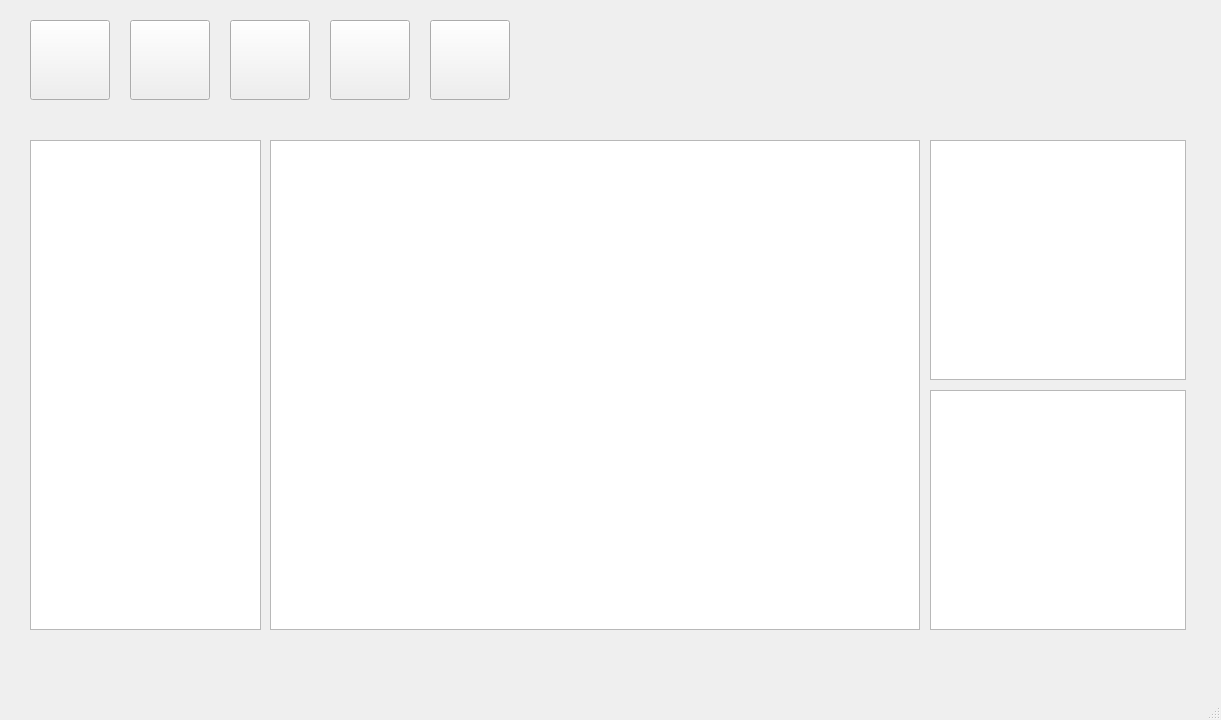
Qt form CalibrationTool/CalibrationTool.ui (Qfccse/CalibrationTool) before a commit.
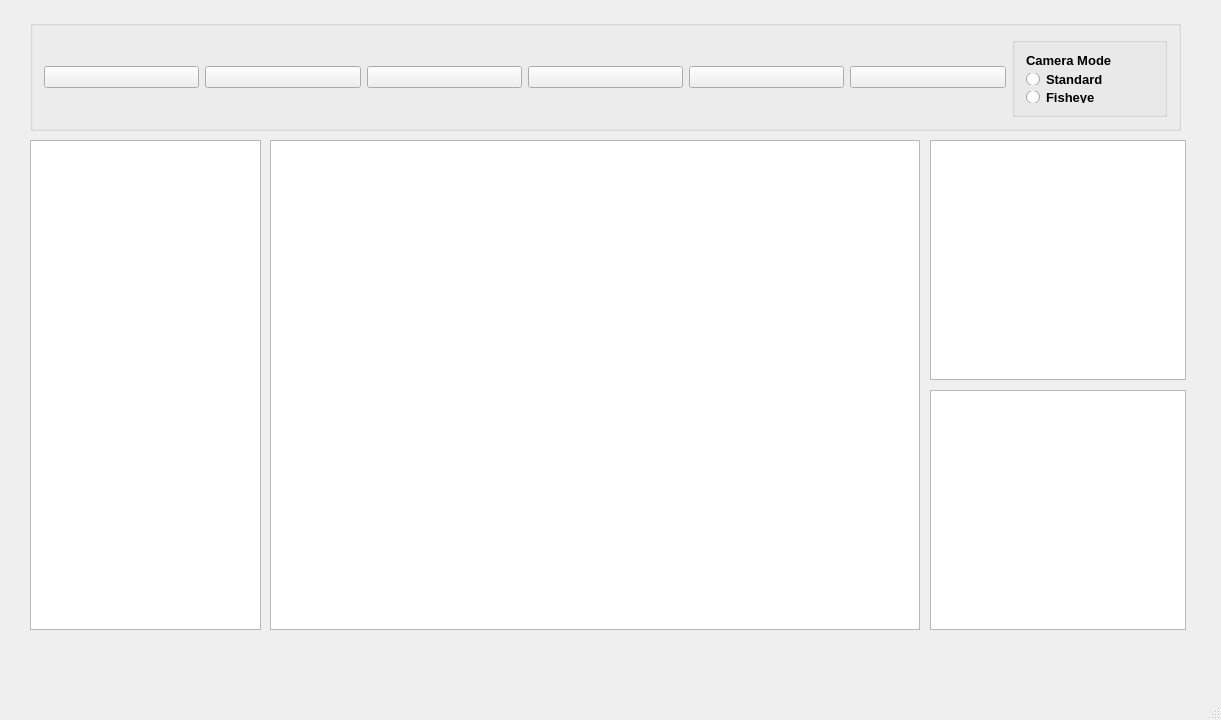
The same form after that commit. Icons and pictures are not drawn.

Commit message: add red point when camera is openning

The edit to the form file:
```diff
--- a/CalibrationTool/CalibrationTool.ui
+++ b/CalibrationTool/CalibrationTool.ui
@@ -16,6 +16,9 @@
   <property name="windowTitle">
    <string>CalibrationTool</string>
   </property>
+  <property name="styleSheet">
+   <string notr="true"/>
+  </property>
   <property name="iconSize">
    <size>
     <width>70</width>
@@ -69,14 +72,26 @@
      </rect>
     </property>
    </widget>
+   <widget class="QGroupBox" name="horizontalGroupBox">
+    <property name="geometry">
+     <rect>
+      <x>30</x>
+      <y>20</y>
+      <width>1151</width>
+      <height>111</height>
+     </rect>
+    </property>
+    <layout class="QHBoxLayout" name="horizontalLayout">
+     <item>
    <widget class="QPushButton" name="open">
-    <property name="geometry">
-     <rect>
-      <x>30</x>
-      <y>20</y>
-      <width>80</width>
-      <height>80</height>
-     </rect>
+       <property name="baseSize">
+        <size>
+         <width>0</width>
+         <height>0</height>
+        </size>
+       </property>
+       <property name="toolTip">
+        <string>add picture</string>
     </property>
     <property name="styleSheet">
      <string notr="true"/>
@@ -90,19 +105,59 @@
     </property>
     <property name="iconSize">
      <size>
-      <width>70</width>
-      <height>70</height>
+         <width>60</width>
+         <height>60</height>
      </size>
     </property>
    </widget>
+     </item>
+     <item>
+      <widget class="QPushButton" name="calib">
+       <property name="toolTip">
+        <string>calibrate</string>
+       </property>
+       <property name="text">
+        <string/>
+       </property>
+       <property name="icon">
+        <iconset resource="CalibrationTool.qrc">
+         <normaloff>:/picture/picture/Calibrate.png</normaloff>:/picture/picture/Calibrate.png</iconset>
+       </property>
+       <property name="iconSize">
+        <size>
+         <width>60</width>
+         <height>60</height>
+        </size>
+       </property>
+      </widget>
+     </item>
+     <item>
+      <widget class="QPushButton" name="openCam">
+       <property name="toolTip">
+        <string>open camera</string>
+       </property>
+       <property name="text">
+        <string/>
+       </property>
+       <property name="icon">
+        <iconset resource="CalibrationTool.qrc">
+         <normaloff>:/picture/picture/camera.png</normaloff>
+         <normalon>:/picture/picture/openning.png</normalon>
+         <activeon>:/picture/picture/openning.png</activeon>
+         <selectedon>:/picture/picture/openning.png</selectedon>:/picture/picture/camera.png</iconset>
+       </property>
+       <property name="iconSize">
+        <size>
+         <width>60</width>
+         <height>60</height>
+        </size>
+       </property>
+      </widget>
+     </item>
+     <item>
    <widget class="QPushButton" name="closeCam">
-    <property name="geometry">
-     <rect>
-      <x>330</x>
-      <y>20</y>
-      <width>80</width>
-      <height>80</height>
-     </rect>
+       <property name="toolTip">
+        <string>close camera</string>
     </property>
     <property name="text">
      <string/>
@@ -118,14 +173,11 @@
      </size>
     </property>
    </widget>
+     </item>
+     <item>
    <widget class="QPushButton" name="takePic">
-    <property name="geometry">
-     <rect>
-      <x>430</x>
-      <y>20</y>
-      <width>80</width>
-      <height>80</height>
-     </rect>
+       <property name="toolTip">
+        <string>take a shot</string>
     </property>
     <property name="text">
      <string/>
@@ -141,14 +193,11 @@
      </size>
     </property>
    </widget>
-   <widget class="QPushButton" name="calib">
-    <property name="geometry">
-     <rect>
-      <x>130</x>
-      <y>20</y>
-      <width>80</width>
-      <height>80</height>
-     </rect>
+     </item>
+     <item>
+      <widget class="QPushButton" name="Export">
+       <property name="toolTip">
+        <string>export parameters</string>
     </property>
     <property name="text">
      <string/>
@@ -164,28 +213,43 @@
      </size>
     </property>
    </widget>
-   <widget class="QPushButton" name="openCam">
-    <property name="geometry">
-     <rect>
-      <x>230</x>
-      <y>20</y>
-      <width>80</width>
-      <height>80</height>
-     </rect>
-    </property>
+     </item>
+     <item>
+      <widget class="QGroupBox" name="verticalGroupBox">
+       <property name="font">
+        <font>
+         <family>Arial</family>
+         <pointsize>10</pointsize>
+         <weight>75</weight>
+         <bold>true</bold>
+        </font>
+       </property>
+       <layout class="QVBoxLayout" name="verticalLayout">
+        <item>
+         <widget class="QLabel" name="cameraModeLabel">
     <property name="text">
-     <string/>
-    </property>
-    <property name="icon">
-     <iconset resource="CalibrationTool.qrc">
-      <normaloff>:/picture/picture/camera.png</normaloff>:/picture/picture/camera.png</iconset>
-    </property>
-    <property name="iconSize">
-     <size>
-      <width>60</width>
-      <height>60</height>
-     </size>
-    </property>
+           <string>Camera Mode</string>
+          </property>
+         </widget>
+        </item>
+        <item>
+         <widget class="QRadioButton" name="standardMode">
+          <property name="text">
+           <string>Standard</string>
+          </property>
+         </widget>
+        </item>
+        <item>
+         <widget class="QRadioButton" name="fisheyeMode">
+          <property name="text">
+           <string>Fisheye</string>
+          </property>
+         </widget>
+        </item>
+       </layout>
+      </widget>
+     </item>
+    </layout>
    </widget>
   </widget>
   <widget class="QStatusBar" name="statusBar"/>
```
Left out of the diff: 2 changed lines with no effect on the pictures. Lines whose indentation alone changed are shown as unchanged. The commit also changes 6 other files.
